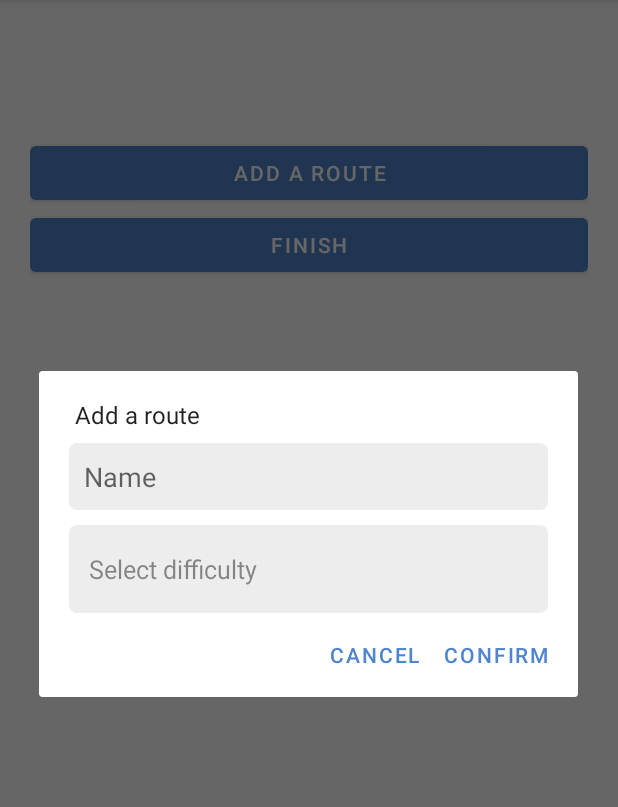
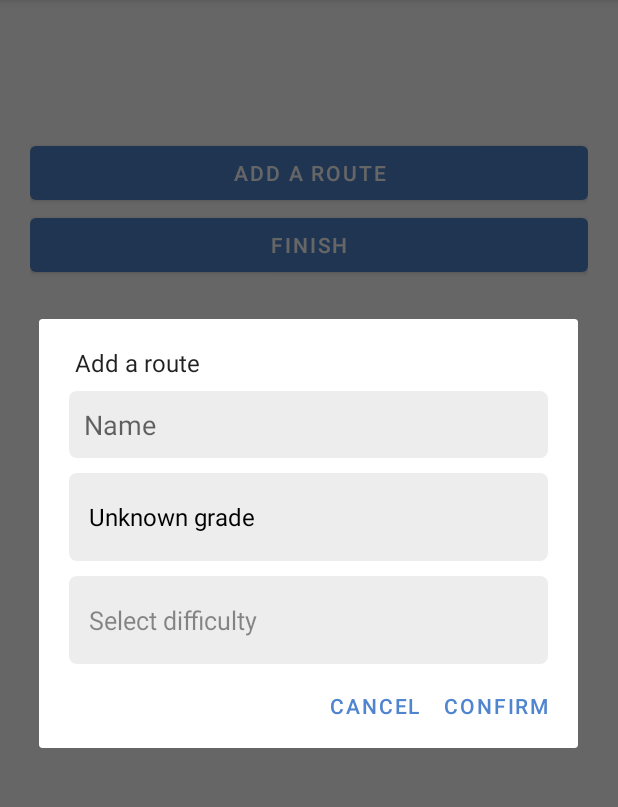
Before and after one commit to svekko/climbit, an Android app: the ShowWorkoutActivity screen opened directly, with no data from a screen before it, after a tap on "ADD A ROUTE", on a phone screen of 412 x 824 dp, the part 84-891 px from its top. Run offline under Robolectric (Android 15) with nearby library versions, the light colour scheme and no system bars; our stand-ins replace Room's generated code; 7 statements that could not run were skipped.

Commit message:
difficulty grade

```diff
--- a/app/src/main/java/com/example/climbit/activity/ShowWorkoutActivity.kt
+++ b/app/src/main/java/com/example/climbit/activity/ShowWorkoutActivity.kt
@@ -3,10 +3,7 @@ package com.example.climbit.activity
 import android.content.Intent
 import android.os.Bundle
 import android.view.View
-import android.widget.Button
-import android.widget.EditText
-import android.widget.Spinner
-import android.widget.TextView
+import android.widget.*
 import androidx.appcompat.app.AlertDialog
 import androidx.recyclerview.widget.RecyclerView
 import com.example.climbit.App
@@ -14,6 +11,7 @@ import com.example.climbit.R
 import com.example.climbit.adapter.DifficultySpinnerAdapter
 import com.example.climbit.adapter.WorkoutRouteArrayAdapter
 import com.example.climbit.model.Difficulty
+import com.example.climbit.model.Grade
 import com.example.climbit.model.Workout
 import com.example.climbit.model.WorkoutRoute
 import com.example.climbit.util.TimeUtil
@@ -81,13 +79,35 @@ class ShowWorkoutActivity : BaseActivity() {
             val difficulties = App.getDB(this).difficultyDAO().getAll().toMutableList()
             difficulties.add(0, Difficulty(0, getString(R.string.select_difficulty), "FFFFFF"))
 
+            val grades = App.getDB(this).gradeDAO().getAll().toMutableList()
+            grades.add(0, Grade(0, 0, getString(R.string.unknown_grade)))
+
             runOnUiThread {
                 val builder = AlertDialog.Builder(this)
                 val dialogView = layoutInflater.inflate(R.layout.dialog_add_route, null, false)
-                val adapter = DifficultySpinnerAdapter(this, difficulties)
 
+                val difficultyAdapter = DifficultySpinnerAdapter(this, difficulties)
                 val difficultySpinner = dialogView.findViewById<Spinner>(R.id.difficulty)
-                difficultySpinner.adapter = adapter
+                difficultySpinner.adapter = difficultyAdapter
+
+                val gradeAdapter = ArrayAdapter(this, android.R.layout.simple_spinner_dropdown_item, grades)
+                val gradeSpinner = dialogView.findViewById<Spinner>(R.id.grade)
+                gradeSpinner.adapter = gradeAdapter
+
+                // Show difficulty only if grade has not been selected.
+                gradeSpinner.onItemSelectedListener = object : AdapterView.OnItemSelectedListener {
+                    override fun onNothingSelected(parent: AdapterView<*>?) {
+                        difficultySpinner.visibility = View.VISIBLE
+                    }
+
+                    override fun onItemSelected(parent: AdapterView<*>?, view: View?, position: Int, id: Long) {
+                        difficultySpinner.visibility = if (position > 0) {
+                            View.GONE
+                        } else {
+                            View.VISIBLE
+                        }
+                    }
+                }
 
                 builder.setMessage(R.string.add_route)
                 builder.setView(dialogView)
@@ -98,12 +118,26 @@ class ShowWorkoutActivity : BaseActivity() {
 
                 dialog.setOnShowListener {
                     dialog.getButton(AlertDialog.BUTTON_POSITIVE).setOnClickListener {
+                        val grade = (gradeSpinner.selectedItem as? Grade) ?: run {
+                            alertError("invalid grade")
+                            return@setOnClickListener
+                        }
+
                         val difficulty = (difficultySpinner.selectedItem as? Difficulty) ?: run {
                             alertError("invalid difficulty")
                             return@setOnClickListener
                         }
 
-                        if (difficulty.id < 1) {
+                        var gradeID: Long? = null
+                        var difficultyID = difficulty.id
+
+                        // If selected, then grade selection overrides difficulty.
+                        if (grade.id > 0) {
+                            difficultyID = grade.difficultyID
+                            gradeID = grade.id
+                        }
+
+                        if (difficultyID < 1) {
                             alertError("difficulty must be selected")
                             return@setOnClickListener
                         }
@@ -117,7 +151,7 @@ class ShowWorkoutActivity : BaseActivity() {
 
                         workoutID?.also {
                             Executors.newSingleThreadExecutor().execute {
-                                val route = WorkoutRoute(0, name, Date(), it, difficulty.id)
+                                val route = WorkoutRoute(0, name, Date(), it, difficultyID, gradeID)
                                 val id = App.getDB(this).workoutRouteDAO().insert(route)
 
                                 runOnUiThread {
--- a/app/src/main/java/com/example/climbit/model/Difficulty.kt
+++ b/app/src/main/java/com/example/climbit/model/Difficulty.kt
@@ -4,9 +4,11 @@ import androidx.room.ColumnInfo
 import androidx.room.Entity
 import androidx.room.PrimaryKey
 
-@Entity
+@Entity(
+    tableName = "difficulty"
+)
 data class Difficulty(
-    @PrimaryKey()
+    @PrimaryKey
     val id: Long,
 
     @ColumnInfo(name = "name")
--- /dev/null
+++ b/app/src/main/java/com/example/climbit/model/Grade.kt
@@ -0,0 +1,32 @@
+package com.example.climbit.model
+
+import androidx.room.ColumnInfo
+import androidx.room.Entity
+import androidx.room.ForeignKey
+import androidx.room.PrimaryKey
+
+@Entity(
+    tableName = "grade",
+    foreignKeys = [
+        ForeignKey(
+            entity = Difficulty::class,
+            childColumns = ["difficulty_id"],
+            parentColumns = ["id"],
+            onDelete = ForeignKey.CASCADE,
+        ),
+    ],
+)
+data class Grade(
+    @PrimaryKey
+    val id: Long,
+
+    @ColumnInfo(name = "difficulty_id")
+    val difficultyID: Long,
+
+    @ColumnInfo(name = "font_scale")
+    val fontScale: String,
+) {
+    override fun toString(): String {
+        return fontScale
+    }
+}
--- a/app/src/main/java/com/example/climbit/model/WorkoutRouteWithSets.kt
+++ b/app/src/main/java/com/example/climbit/model/WorkoutRouteWithSets.kt
@@ -18,4 +18,10 @@ data class WorkoutRouteWithSets(
         entityColumn = "id"
     )
     val difficulty: Difficulty,
+
+    @Relation(
+        parentColumn = "grade_id",
+        entityColumn = "id"
+    )
+    val grade: Grade?,
 )
--- a/app/src/main/res/layout/dialog_add_route.xml
+++ b/app/src/main/res/layout/dialog_add_route.xml
@@ -17,6 +17,14 @@
         android:inputType="text|textCapSentences" />
 
     <Spinner
+        android:id="@+id/grade"
+        android:layout_width="match_parent"
+        android:layout_height="wrap_content"
+        android:layout_marginBottom="10dp"
+        android:background="@drawable/input"
+        android:padding="5dp" />
+
+    <Spinner
         android:id="@+id/difficulty"
         android:layout_width="match_parent"
         android:layout_height="wrap_content"
--- a/app/src/main/res/values/strings.xml
+++ b/app/src/main/res/values/strings.xml
@@ -31,6 +31,7 @@
     <string name="rest_timer">Rest timer</string>
     <string name="difficulty">Difficulty</string>
     <string name="select_difficulty">Select difficulty</string>
+    <string name="unknown_grade">Unknown grade</string>
     <string name="set_n">Set #%1$d</string>
     <plurals name="n_attempts">
         <item quantity="one">%1$d attempt</item>
```
Also changed, not shown: app/src/main/java/com/example/climbit/activity/ShowWorkoutRouteActivity.kt (+11 -1 lines), app/src/main/java/com/example/climbit/adapter/WorkoutRouteArrayAdapter.kt (+8 -1 lines), app/src/main/java/com/example/climbit/dao/GradeDAO.kt (added, +18 -0 lines), app/src/main/java/com/example/climbit/database/Database.kt (+45 -14 lines), app/src/main/java/com/example/climbit/model/WorkoutRoute.kt (+9 -0 lines).
